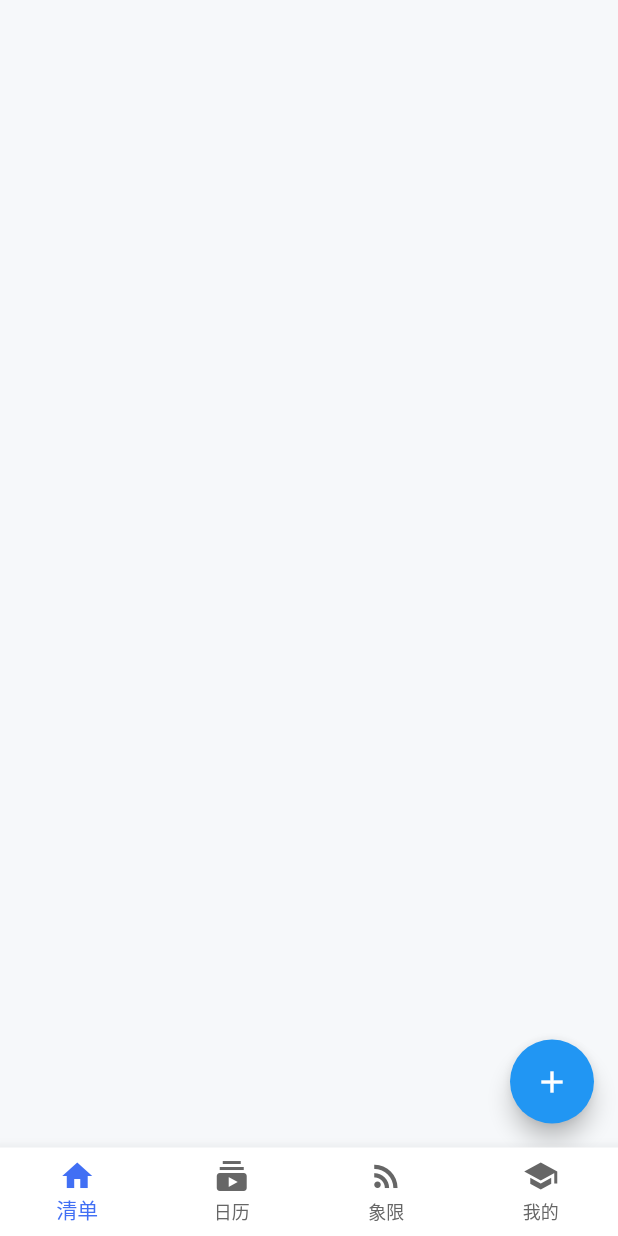
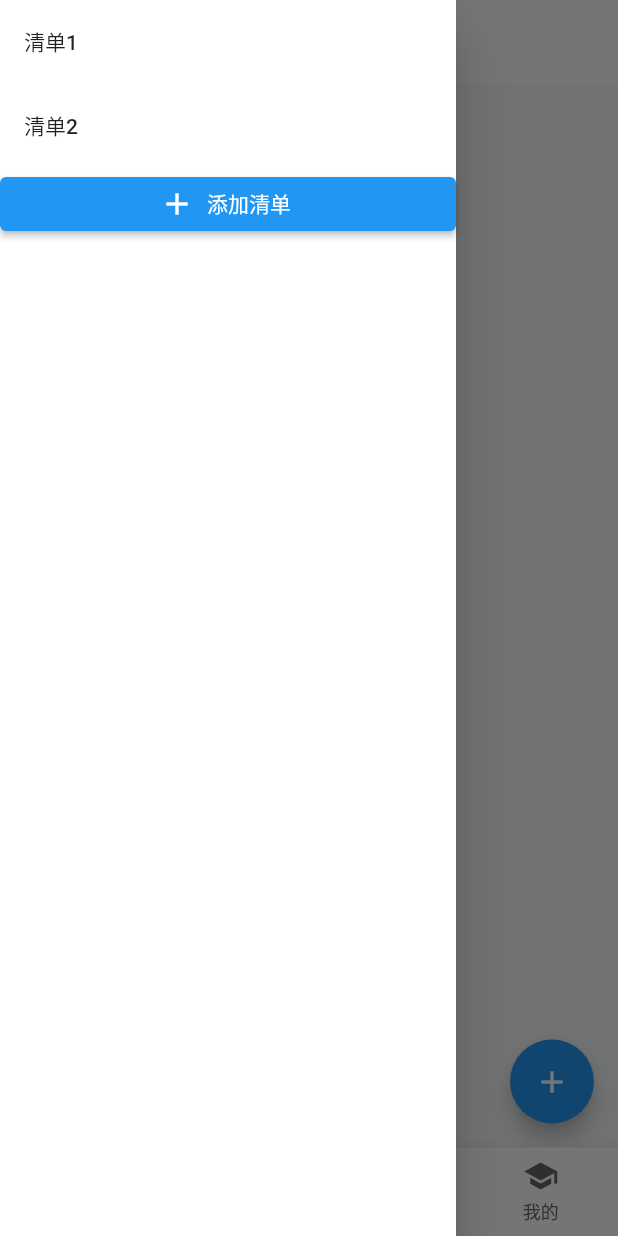
Before and after one commit to RedDwarfTech/tik, a Flutter app: the screen it shows after launch, with the side drawer open (before the commit the screen has no drawer), on a phone screen of 412 x 824 dp. Run offline on Flutter 3.47's test engine with Material 2 defaults, Android fonts, the phone set to English and light mode, and no system bars; our stand-ins replace audioplayers, bot_toast, easy_localization, eva_icons_flutter, flutter_colorpicker, flutter_slidable and 14 more; missing offline and left inert: device_info_plus_web, easy_localization_loader, flutter_secure_storage_web, libwinmedia, package_info_plus_web, shared_preferences_web and 3 more; accounts and stored records are empty.

Commit message:
feat: add todo list side menu

```diff
--- a/lib/navigators/nav/nav_page.dart
+++ b/lib/navigators/nav/nav_page.dart
@@ -41,6 +41,34 @@ class Nav extends StatelessWidget {
                 }
 
                return Scaffold(
+                 appBar: AppBar(title: Text("title")),
+                 drawer: Drawer(
+                   child: ListView(
+                     children: [
+                       ListTile(
+                         title: const Text('清单1'),
+                         onTap: () {
+                           // Update the state of the app.
+                           // ...
+                         },
+                       ),
+                       ListTile(
+                         title: const Text('清单2'),
+                         onTap: () {
+                           // Update the state of the app.
+                           // ...
+                         },
+                       ),
+                       ElevatedButton.icon(
+                           onPressed: () {},
+                           icon: Icon( // <-- Icon
+                             Icons.add,
+                             size: 24.0,
+                           ),
+                           label: Text('添加清单'))
+                     ],
+                   ),
+                 ),
                   body: controller.getCurrentWidget,
                   bottomNavigationBar: BottomNavigationBar(
                       items: const [
```
